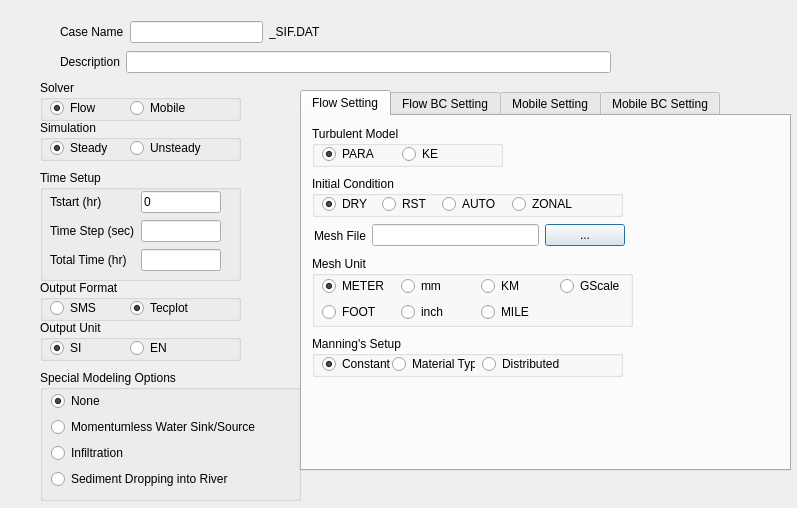
This is shepred.ui in sythenA/MeshBuilder as Qt 5 draws it before an edit. The edited form follows.
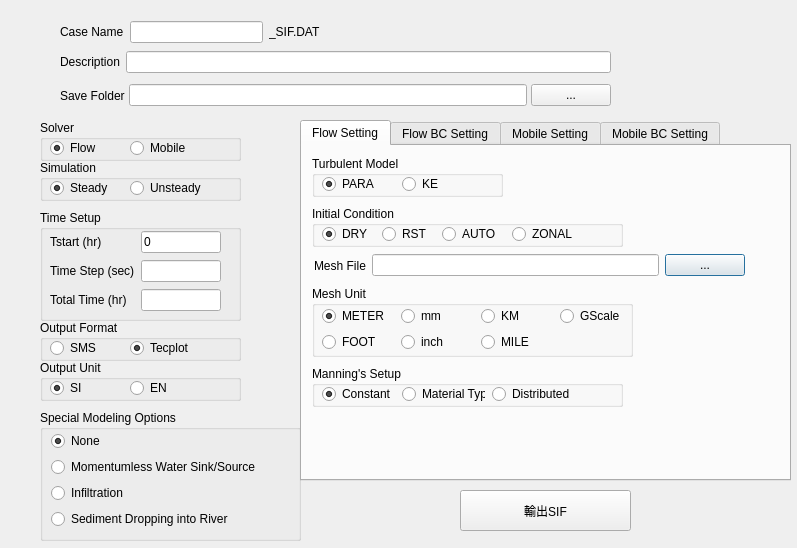
This is the edited form.

The edit to the form file:
```diff
--- a/shepred.ui
+++ b/shepred.ui
@@ -7,19 +7,19 @@
     <x>0</x>
     <y>0</y>
     <width>797</width>
-    <height>508</height>
+    <height>548</height>
    </rect>
   </property>
   <property name="minimumSize">
    <size>
     <width>797</width>
-    <height>508</height>
+    <height>548</height>
    </size>
   </property>
   <property name="maximumSize">
    <size>
     <width>797</width>
-    <height>508</height>
+    <height>548</height>
    </size>
   </property>
   <property name="windowTitle">
@@ -29,7 +29,7 @@
    <property name="geometry">
     <rect>
      <x>40</x>
-     <y>370</y>
+     <y>410</y>
      <width>261</width>
      <height>131</height>
     </rect>
@@ -123,7 +123,7 @@
    <property name="geometry">
     <rect>
      <x>40</x>
-     <y>170</y>
+     <y>210</y>
      <width>201</width>
      <height>111</height>
     </rect>
@@ -204,7 +204,7 @@
    <property name="geometry">
     <rect>
      <x>40</x>
-     <y>120</y>
+     <y>160</y>
      <width>201</width>
      <height>41</height>
     </rect>
@@ -246,7 +246,7 @@
    <property name="geometry">
     <rect>
      <x>40</x>
-     <y>80</y>
+     <y>120</y>
      <width>201</width>
      <height>41</height>
     </rect>
@@ -288,7 +288,7 @@
    <property name="geometry">
     <rect>
      <x>40</x>
-     <y>280</y>
+     <y>320</y>
      <width>201</width>
      <height>41</height>
     </rect>
@@ -330,7 +330,7 @@
    <property name="geometry">
     <rect>
      <x>40</x>
-     <y>320</y>
+     <y>360</y>
      <width>201</width>
      <height>41</height>
     </rect>
@@ -372,9 +372,9 @@
    <property name="geometry">
     <rect>
      <x>300</x>
-     <y>90</y>
+     <y>120</y>
      <width>491</width>
-     <height>381</height>
+     <height>361</height>
     </rect>
    </property>
    <property name="currentIndex">
@@ -602,7 +602,7 @@
      <widget class="QRadioButton" name="rbtnManningMaterial">
       <property name="geometry">
        <rect>
-        <x>80</x>
+        <x>90</x>
         <y>20</y>
         <width>83</width>
         <height>16</height>
@@ -615,7 +615,7 @@
      <widget class="QRadioButton" name="rbtnManningDistributed">
       <property name="geometry">
        <rect>
-        <x>170</x>
+        <x>180</x>
         <y>20</y>
         <width>101</width>
         <height>16</height>
@@ -631,7 +631,7 @@
       <rect>
        <x>12</x>
        <y>104</y>
-       <width>311</width>
+       <width>431</width>
        <height>31</height>
       </rect>
      </property>
@@ -737,6 +737,85 @@
     </attribute>
    </widget>
   </widget>
+  <widget class="QWidget" name="horizontalLayoutWidget">
+   <property name="geometry">
+    <rect>
+     <x>60</x>
+     <y>80</y>
+     <width>551</width>
+     <height>31</height>
+    </rect>
+   </property>
+   <layout class="QHBoxLayout" name="horizontalLayout_4">
+    <property name="spacing">
+     <number>4</number>
+    </property>
+    <property name="sizeConstraint">
+     <enum>QLayout::SetDefaultConstraint</enum>
+    </property>
+    <property name="bottomMargin">
+     <number>0</number>
+    </property>
+    <item>
+     <widget class="QLabel" name="label_8">
+      <property name="text">
+       <string>Save Folder</string>
+      </property>
+     </widget>
+    </item>
+    <item>
+     <widget class="QLineEdit" name="saveFolderEdit">
+      <property name="enabled">
+       <bool>true</bool>
+      </property>
+      <property name="sizePolicy">
+       <sizepolicy hsizetype="Expanding" vsizetype="Fixed">
+        <horstretch>100</horstretch>
+        <verstretch>0</verstretch>
+       </sizepolicy>
+      </property>
+     </widget>
+    </item>
+    <item>
+     <widget class="QPushButton" name="saveFolderBtn">
+      <property name="sizePolicy">
+       <sizepolicy hsizetype="Fixed" vsizetype="Fixed">
+        <horstretch>0</horstretch>
+        <verstretch>0</verstretch>
+       </sizepolicy>
+      </property>
+      <property name="text">
+       <string>...</string>
+      </property>
+     </widget>
+    </item>
+   </layout>
+  </widget>
+  <widget class="QPushButton" name="exportBtn">
+   <property name="geometry">
+    <rect>
+     <x>460</x>
+     <y>490</y>
+     <width>171</width>
+     <height>41</height>
+    </rect>
+   </property>
+   <property name="text">
+    <string>輸出SIF</string>
+   </property>
+  </widget>
+  <zorder>groupBox_11</zorder>
+  <zorder>layoutWidget_2</zorder>
+  <zorder>groupBox_5</zorder>
+  <zorder>layoutWidget_4</zorder>
+  <zorder>groupBox_4</zorder>
+  <zorder>groupBox</zorder>
+  <zorder>groupBox_2</zorder>
+  <zorder>groupBox_3</zorder>
+  <zorder>tabWidget</zorder>
+  <zorder>horizontalLayoutWidget</zorder>
+  <zorder>saveFolderEdit</zorder>
+  <zorder>exportBtn</zorder>
  </widget>
  <resources/>
  <connections/>
```
